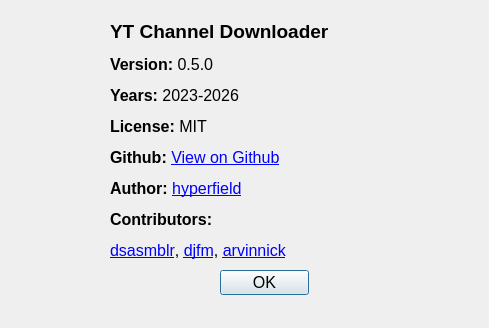
Qt form src/yt_channel_downloader/ui/about.ui (hyperfield/yt-channel-downloader) before a commit.
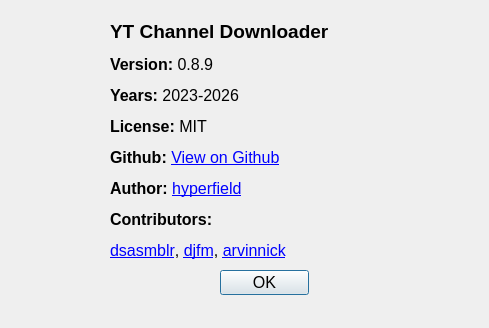
The same form after that commit. Icons and pictures are not drawn.

```diff
--- a/src/yt_channel_downloader/ui/about.ui
+++ b/src/yt_channel_downloader/ui/about.ui
@@ -29,7 +29,7 @@
     </rect>
    </property>
    <property name="text">
-    <string>&lt;html&gt;&lt;head&gt;&lt;title&gt;About&lt;/title&gt;&lt;/head&gt;&lt;body&gt;&lt;h3 style=&quot; margin-top:14px; margin-bottom:12px; margin-left:0px; margin-right:0px; -qt-block-indent:0; text-indent:0px;&quot;&gt;&lt;span style=&quot; font-size:large; font-weight:700;&quot;&gt;YT Channel Downloader&lt;/span&gt;&lt;/h3&gt;&lt;p&gt;&lt;span style=&quot; font-weight:700;&quot;&gt;Version:&lt;/span&gt; 0.5.0&lt;/p&gt;&lt;p&gt;&lt;span style=&quot; font-weight:700;&quot;&gt;Years: &lt;/span&gt;2023-2026&lt;/p&gt;&lt;p&gt;&lt;span style=&quot; font-weight:700;&quot;&gt;License: &lt;/span&gt;MIT &lt;/p&gt;&lt;p&gt;&lt;span style=&quot; font-weight:700;&quot;&gt;Github: &lt;/span&gt;&lt;a href=&quot;https://github.com/hyperfield/yt-channel-downloader&quot;&gt;&lt;span style=&quot; text-decoration: underline; color:#0000ff;&quot;&gt;View on Github&lt;/span&gt;&lt;/a&gt;&lt;/p&gt;&lt;p&gt;&lt;span style=&quot; font-weight:700;&quot;&gt;Author: &lt;/span&gt;&lt;a href=&quot;mailto:info@quicknode.net&quot;&gt;&lt;span style=&quot; text-decoration: underline; color:#0000ff;&quot;&gt;hyperfield&lt;/span&gt;&lt;/a&gt;&lt;/p&gt;&lt;p&gt;&lt;span style=&quot; font-weight:700;&quot;&gt;Contributors: &lt;/span&gt;&lt;/p&gt;&lt;p&gt;&lt;a href=&quot;https://github.com/dsasmblr&quot;&gt;&lt;span style=&quot; text-decoration: underline; color:#0000ff;&quot;&gt;dsasmblr&lt;/span&gt;&lt;/a&gt;, &lt;a href=&quot;https://github.com/djfm&quot;&gt;&lt;span style=&quot; text-decoration: underline; color:#0000ff;&quot;&gt;djfm&lt;/span&gt;&lt;/a&gt;, &lt;a href=&quot;https://github.com/arvinnick&quot;&gt;&lt;span style=&quot; text-decoration: underline; color:#0000ff;&quot;&gt;arvinnick&lt;/span&gt;&lt;/a&gt;&lt;/p&gt;&lt;/body&gt;&lt;/html&gt;</string>
+    <string>&lt;html&gt;&lt;head&gt;&lt;title&gt;About&lt;/title&gt;&lt;/head&gt;&lt;body&gt;&lt;h3 style=&quot; margin-top:14px; margin-bottom:12px; margin-left:0px; margin-right:0px; -qt-block-indent:0; text-indent:0px;&quot;&gt;&lt;span style=&quot; font-size:large; font-weight:700;&quot;&gt;YT Channel Downloader&lt;/span&gt;&lt;/h3&gt;&lt;p&gt;&lt;span style=&quot; font-weight:700;&quot;&gt;Version:&lt;/span&gt; 0.8.9&lt;/p&gt;&lt;p&gt;&lt;span style=&quot; font-weight:700;&quot;&gt;Years: &lt;/span&gt;2023-2026&lt;/p&gt;&lt;p&gt;&lt;span style=&quot; font-weight:700;&quot;&gt;License: &lt;/span&gt;MIT &lt;/p&gt;&lt;p&gt;&lt;span style=&quot; font-weight:700;&quot;&gt;Github: &lt;/span&gt;&lt;a href=&quot;https://github.com/hyperfield/yt-channel-downloader&quot;&gt;&lt;span style=&quot; text-decoration: underline; color:#0000ff;&quot;&gt;View on Github&lt;/span&gt;&lt;/a&gt;&lt;/p&gt;&lt;p&gt;&lt;span style=&quot; font-weight:700;&quot;&gt;Author: &lt;/span&gt;&lt;a href=&quot;mailto:info@quicknode.net&quot;&gt;&lt;span style=&quot; text-decoration: underline; color:#0000ff;&quot;&gt;hyperfield&lt;/span&gt;&lt;/a&gt;&lt;/p&gt;&lt;p&gt;&lt;span style=&quot; font-weight:700;&quot;&gt;Contributors: &lt;/span&gt;&lt;/p&gt;&lt;p&gt;&lt;a href=&quot;https://github.com/dsasmblr&quot;&gt;&lt;span style=&quot; text-decoration: underline; color:#0000ff;&quot;&gt;dsasmblr&lt;/span&gt;&lt;/a&gt;, &lt;a href=&quot;https://github.com/djfm&quot;&gt;&lt;span style=&quot; text-decoration: underline; color:#0000ff;&quot;&gt;djfm&lt;/span&gt;&lt;/a&gt;, &lt;a href=&quot;https://github.com/arvinnick&quot;&gt;&lt;span style=&quot; text-decoration: underline; color:#0000ff;&quot;&gt;arvinnick&lt;/span&gt;&lt;/a&gt;&lt;/p&gt;&lt;/body&gt;&lt;/html&gt;</string>
    </property>
   </widget>
   <widget class="QPushButton" name="aboutOkButton">
```
